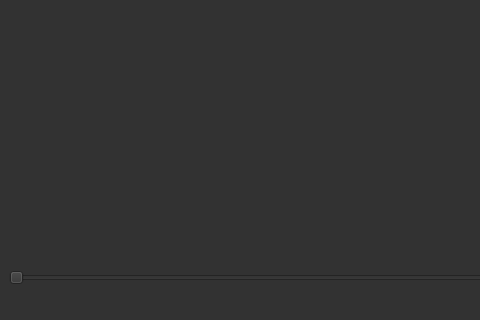
This is src/mainwindow.ui in youngguncho/image_player as Qt 5 draws it before an edit; both pictures show x 0 to 480 and y 231 to 551 of the 1029 by 551 pixel window. The edited form follows.
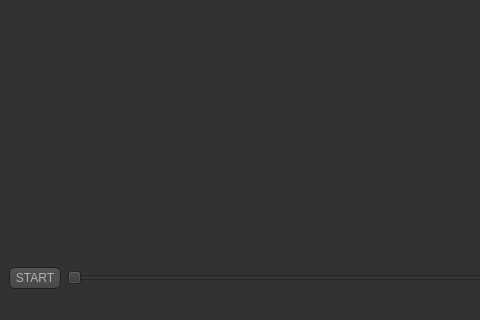
This is the edited form. Icons and pictures are not drawn.

Commit message: add Start / stop button

What changed in the file:
```diff
--- a/src/mainwindow.ui
+++ b/src/mainwindow.ui
@@ -589,6 +589,13 @@
       </item>
       <item row="1" column="0">
        <layout class="QHBoxLayout" name="horizontalLayout_2">
+        <item>
+         <widget class="QPushButton" name="start_button">
+          <property name="text">
+           <string>START</string>
+          </property>
+         </widget>
+        </item>
         <item>
          <widget class="QSlider" name="idx_slider">
           <property name="styleSheet">
```
The commit also changes 2 other files.
